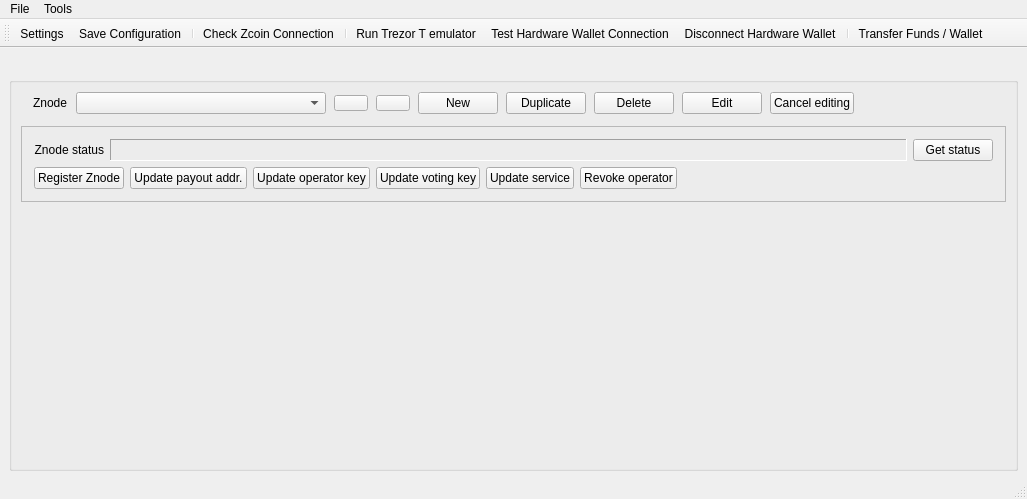
Qt form src/ui/ui_main_dlg.ui (Bertrand256/dash-masternode-tool) before a commit.
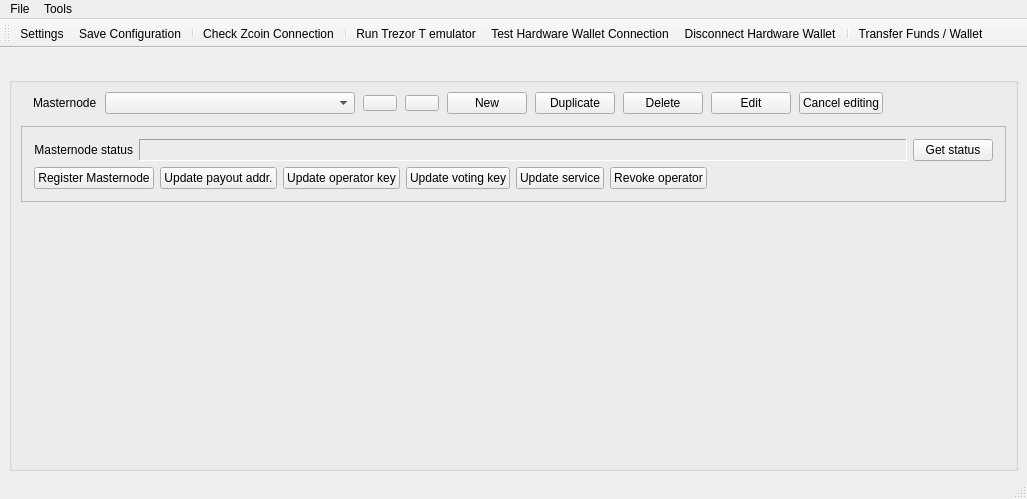
The same form after that commit.

Commit message:
Rebranding from znode to firo/masternode (#14)
* Rebranding from znode-tool to firo-masternode-tool

```diff
--- a/src/ui/ui_main_dlg.ui
+++ b/src/ui/ui_main_dlg.ui
@@ -106,7 +106,7 @@
             </size>
            </property>
            <property name="text">
-            <string>Znode</string>
+            <string>Masternode</string>
            </property>
            <property name="alignment">
             <set>Qt::AlignLeading|Qt::AlignLeft|Qt::AlignVCenter</set>
@@ -326,7 +326,7 @@
                </size>
               </property>
               <property name="text">
-               <string>Znode status</string>
+               <string>Masternode status</string>
               </property>
               <property name="alignment">
                <set>Qt::AlignRight|Qt::AlignTrailing|Qt::AlignVCenter</set>
@@ -384,7 +384,7 @@
                <string>Register new/update existing Znode by sending a ProRegTx transaction.</string>
               </property>
               <property name="text">
-               <string>Register Znode</string>
+               <string>Register Masternode</string>
               </property>
              </widget>
             </item>
```
Left out of the diff: 28 changed lines with no effect on the pictures. The commit also changes 36 other files.
